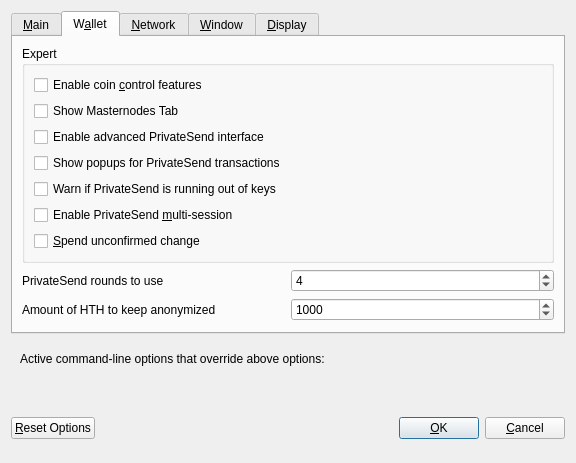
This is src/qt/forms/optionsdialog.ui in HTHcoin/helpthehomelesscoin as Qt 5 draws it before an edit. The edited form follows.
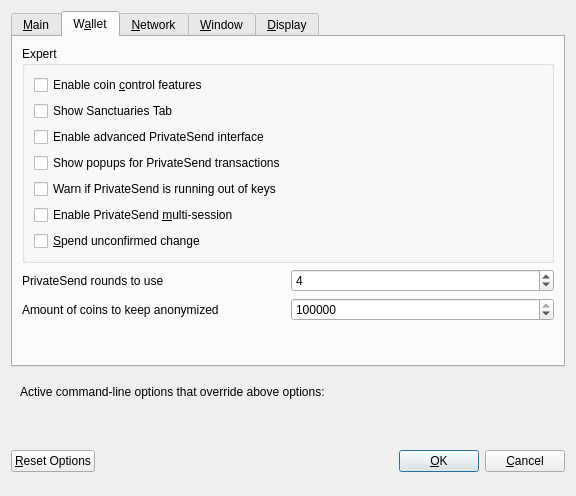
This is the edited form. The open tabs and pages were chosen to show the change. Custom widgets are drawn as their Qt base class.

The edit to the form file:
```diff
--- a/src/qt/forms/optionsdialog.ui
+++ b/src/qt/forms/optionsdialog.ui
@@ -7,7 +7,7 @@
     <x>0</x>
     <y>0</y>
     <width>576</width>
-    <height>402</height>
+    <height>496</height>
    </rect>
   </property>
   <property name="windowTitle">
@@ -159,7 +159,7 @@
              <string>Show additional tab listing all your masternodes in first sub-tab&lt;br/&gt;and all masternodes on the network in second sub-tab.</string>
             </property>
             <property name="text">
-             <string>Show Masternodes Tab</string>
+             <string>Show Sanctuaries Tab</string>
             </property>
            </widget>
           </item>
@@ -263,7 +263,7 @@
             <string notr="true"/>
            </property>
            <property name="text">
-            <string>Amount of HTH to keep anonymized</string>
+            <string>Amount of coins to keep anonymized</string>
            </property>
           </widget>
          </item>
@@ -273,13 +273,13 @@
             <number>2</number>
            </property>
            <property name="maximum">
-            <number>2000</number>
+            <number>5000000</number>
            </property>
            <property name="singleStep">
             <number>10</number>
            </property>
            <property name="value">
-            <number>1000</number>
+            <number>100000</number>
            </property>
           </widget>
          </item>
```
Left out of the diff: 14 changed lines with no effect on the pictures.
